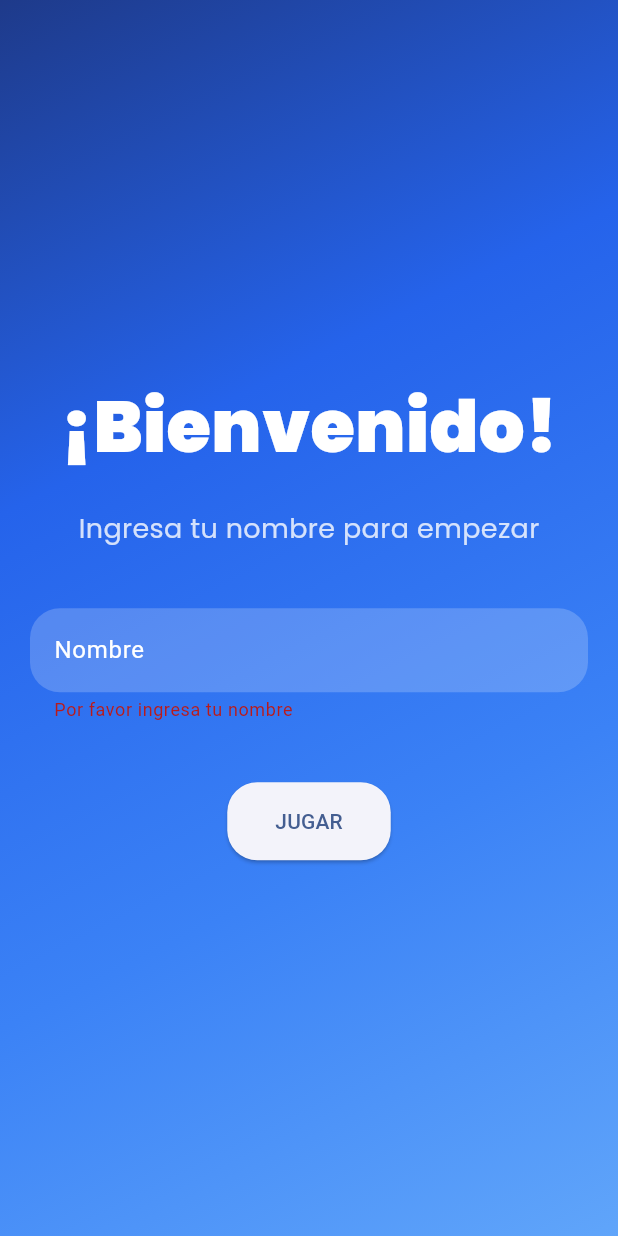
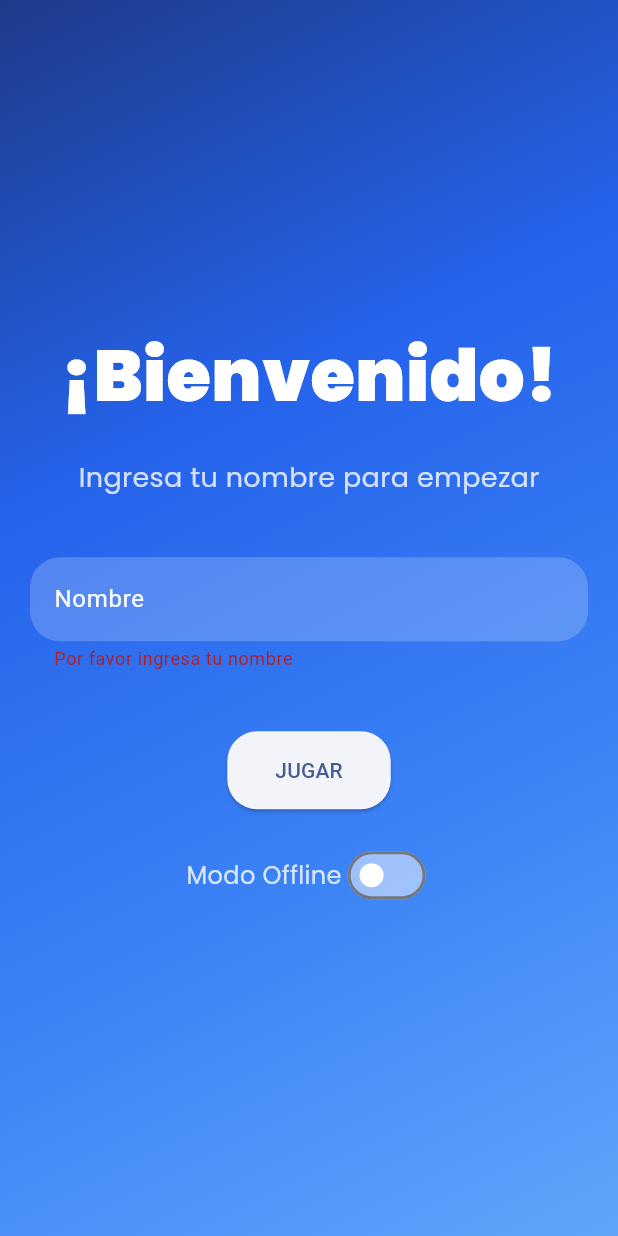
Before and after one commit to aaron24-web/crossword, a Flutter app: the screen it shows after launch, after a tap on "JUGAR", on a phone screen of 412 x 824 dp. Run offline on Flutter 3.47's test engine with Material 3 defaults, Android fonts, the phone set to English and light mode, and no system bars; our stand-ins replace audioplayers, built_collection, built_value, connectivity_plus, flutter_animate, flutter_riverpod and 5 more; missing offline and left inert: two_dimensional_scrollables; accounts and stored records are empty; generated files the repository leaves out were written again; project files that could hold a hidden picture were left out.

Commit message:
offline pero sin online

```diff
--- a/lib/main.dart
+++ b/lib/main.dart
@@ -34,7 +34,12 @@
   Player? player;
   if (playerId != null) {
     final dbService = DatabaseService(SupabaseService.client);
-    player = await dbService.getPlayerById(playerId);
+    try {
+      player = await dbService.getPlayerById(playerId);
+    } catch (e) {
+      debugPrint('Error fetching player from Supabase: $e');
+      player = null; // Fallback to null player if fetching fails
+    }
     if (player != null) {
       home = const HomeScreen();
     }
--- a/lib/supabase_service.dart
+++ b/lib/supabase_service.dart
@@ -1,7 +1,7 @@
 import 'package:supabase_flutter/supabase_flutter.dart';
 
 class SupabaseService {
-  static const String supabaseUrl = 'https://cjxeuuvmqhzcupxmhvhs.supabase.co';
+  static const String supabaseUrl = 'https://localhost:1';
   static const String supabaseAnnonKey = 'eyJhbGciOiJIUzI1NiIsInR5cCI6IkpXVCJ9.eyJpc3MiOiJzdXBhYmFzZSIsInJlZiI6ImNqeGV1dXZtcWh6Y3VweG1odmhzIiwicm9sZSI6ImFub24iLCJpYXQiOjE3NjE2NTkxMjIsImV4cCI6MjA3NzIzNTEyMn0.bREKQHREsCv7O16AwDXHBckqV2dN5WVwgilECOEt5Uw';
 
   static Future<void> initialize() async {
--- a/lib/widgets/login_screen.dart
+++ b/lib/widgets/login_screen.dart
@@ -22,6 +22,8 @@
 
   @override
   Widget build(BuildContext context) {
+    final appMode = ref.watch(appModeProvider);
+
     return Scaffold(
       body: Container(
         decoration: BoxDecoration(
@@ -86,22 +88,72 @@
                   ElevatedButton(
                     onPressed: () async {
                       if (_formKey.currentState!.validate()) {
+                        Player? player;
+                        final prefs = await SharedPreferences.getInstance();
+
+                        if (appMode == AppMode.online) {
                           final dbService = DatabaseService(SupabaseService.client);
-                        var player = await dbService.getPlayerByName(_nameController.text);
+                          try {
+                            player = await dbService.getPlayerByName(_nameController.text);
                             if (player == null) {
                               player = await dbService.addPlayer(_nameController.text);
                             }
+                            await prefs.setInt('player_id', player.id);
+                          } catch (e) {
+                            ScaffoldMessenger.of(context).showSnackBar(
+                              SnackBar(
+                                content: Text('Error de conexión: No se pudo conectar al servidor. Intenta de nuevo más tarde.'),
+                                backgroundColor: Colors.red,
+                              ),
+                            );
+                            debugPrint('Error during online login/registration: $e');
+                            return; // Stop execution if online login fails
+                          }
+                        } else { // AppMode.offline
+                          // Create a local/guest player
+                          // Using a negative ID to signify a local player, or a UUID
+                          // For simplicity, let's use a fixed negative ID for now.
+                          // In a real app, you might want a more robust local ID generation.
+                          player = Player((b) => b
+                            ..id = -1 // Special ID for local player
+                            ..name = _nameController.text);
+                          await prefs.setInt('player_id', player.id);
+                          await prefs.setString('player_name', player.name); // Save name for local player
+                        }
+
+                        if (player != null) {
                           ref.read(playerProvider.notifier).state = player;
-                        final prefs = await SharedPreferences.getInstance();
-                        await prefs.setInt('player_id', player.id);
                           Navigator.of(context).pushReplacement(
                             MaterialPageRoute(
                               builder: (context) => const HomeScreen(),
                             ),
                           );
                         }
+                      }
                     },
                     child: Text('JUGAR'),
+                  ),
+                  SizedBox(height: 20),
+                  Row(
+                    mainAxisAlignment: MainAxisAlignment.center,
+                    children: [
+                      Text(
+                        'Modo Offline',
+                        style: GoogleFonts.poppins(
+                          fontSize: 16,
+                          color: Colors.white.withOpacity(0.8),
+                        ),
+                      ),
+                      Switch(
+                        value: appMode == AppMode.offline,
+                        onChanged: (value) {
+                          ref.read(appModeProvider.notifier).state = value ? AppMode.offline : AppMode.online;
+                        },
+                        activeColor: Colors.white,
+                        inactiveThumbColor: Colors.white,
+                        inactiveTrackColor: Colors.white.withOpacity(0.5),
+                      ),
+                    ],
                   ),
                 ],
               ),
--- a/lib/widgets/ranking_screen.dart
+++ b/lib/widgets/ranking_screen.dart
@@ -4,13 +4,11 @@
 
 import '../database_service.dart';
 import '../model.dart';
+import '../providers.dart'; // Import the global providers
 import '../supabase_service.dart';
 import '../utils.dart';
 
-final categoriesProvider = FutureProvider<List<Category>>((ref) async {
-  final dbService = DatabaseService(SupabaseService.client);
-  return dbService.getCategories();
-});
+// categoriesProvider will be moved to lib/providers.dart
 
 final selectedCategoryProvider = StateProvider<Category?>((ref) {
   final categories = ref.watch(categoriesProvider);
```
Also changed, not shown: lib/database_service.dart (+12 -0 lines), lib/providers.dart (+62 -6 lines). Lines whose indentation alone changed are shown as unchanged.
